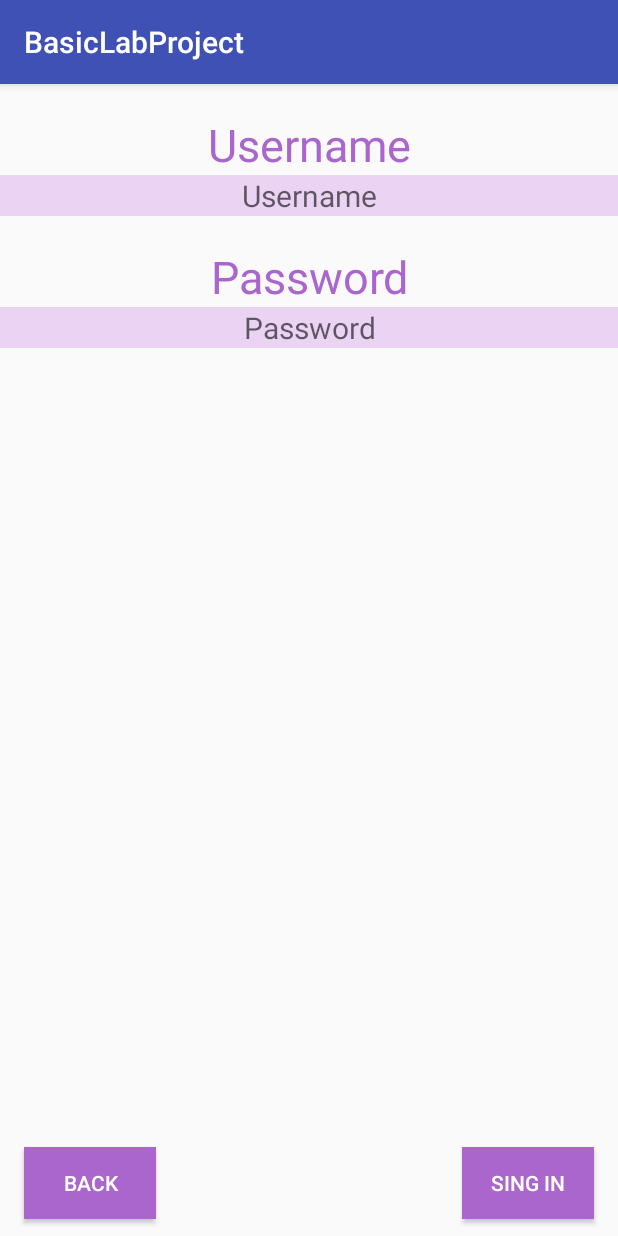
After one commit to Team4SuccessTechnologyofSoftware/BasicLabProject, an Android app: the SignIn screen opened directly, with no data from a screen before it, on a phone screen of 412 x 824 dp. The commit adds this screen. Run offline under Robolectric (Android 15) with nearby library versions, the phone set to English and light mode, and no system bars; our stand-ins replace Volley.

Commit message:
database loginn and login screen

```diff
--- a/app/src/main/AndroidManifest.xml
+++ b/app/src/main/AndroidManifest.xml
@@ -1,7 +1,9 @@
 <?xml version="1.0" encoding="utf-8"?>
 <manifest xmlns:android="http://schemas.android.com/apk/res/android"
     package="com.example.steve.basiclabproject">
-    <uses-permission android:name="android.permission.INTERNET"/>
+
+    <uses-permission android:name="android.permission.INTERNET" />
+
     <application
         android:allowBackup="true"
         android:icon="@mipmap/ic_launcher"
@@ -16,7 +18,8 @@
                 <category android:name="android.intent.category.LAUNCHER" />
             </intent-filter>
         </activity>
-        <activity android:name=".signUpActivity"></activity>
+        <activity android:name=".signUpActivity" />
+        <activity android:name=".SignIn"></activity>
     </application>
 
 </manifest>
--- /dev/null
+++ b/app/src/main/java/com/example/steve/basiclabproject/SignIn.java
@@ -0,0 +1,86 @@
+package com.example.steve.basiclabproject;
+
+import android.support.v7.app.AppCompatActivity;
+import android.os.Bundle;
+import android.view.View;
+import android.widget.Button;
+import android.widget.EditText;
+import android.widget.Toast;
+
+import com.android.volley.Request;
+import com.android.volley.RequestQueue;
+import com.android.volley.Response;
+import com.android.volley.VolleyError;
+import com.android.volley.toolbox.StringRequest;
+import com.android.volley.toolbox.Volley;
+
+import java.util.HashMap;
+import java.util.Map;
+
+public class SignIn extends AppCompatActivity  implements View.OnClickListener {
+
+    private static final String REGISTER_URL = "https://team4success.000webhostapp.com/login_in.php";
+
+
+    public static final String KEY_USERNAME = "Username";
+    public static final String KEY_PASSWORD = "Password";
+
+
+    private EditText editTextUsername;
+    private EditText editTextPassword;
+
+    private Button btn;
+
+    @Override
+    protected void onCreate(Bundle savedInstanceState) {
+        super.onCreate(savedInstanceState);
+        setContentView(R.layout.sign_in_screen);
+        editTextUsername = (EditText) findViewById(R.id.TUserName);
+        editTextPassword = (EditText) findViewById(R.id.TPassword);
+        btn= (Button)findViewById(R.id.signinButton);
+        btn.setOnClickListener(this);
+    }
+
+    public void exit(View view){
+        finish();
+    }
+
+    private void signInUser(){
+        final String username = editTextUsername.getText().toString().trim();
+        final String password = editTextPassword.getText().toString().trim();
+
+        StringRequest stringRequest = new StringRequest(Request.Method.POST, REGISTER_URL,
+                new Response.Listener<String>() {
+                    @Override
+                    public void onResponse(String response) {
+                        Toast.makeText(SignIn.this,response.toString(),Toast.LENGTH_LONG).show();
+                    }
+                },
+                new Response.ErrorListener() {
+                    @Override
+                    public void onErrorResponse(VolleyError error) {
+                        Toast.makeText(SignIn.this,error.toString(),Toast.LENGTH_LONG).show();
+                    }
+                }){
+            @Override
+            protected Map<String,String> getParams(){
+                Map<String,String> params = new HashMap<String, String>();
+                params.put(KEY_USERNAME, username);
+                params.put(KEY_PASSWORD,password);
+                return params;
+            }
+
+        };
+
+        RequestQueue requestQueue = Volley.newRequestQueue(this);
+        requestQueue.add(stringRequest);
+    }
+
+    @Override
+    public void onClick(View v) {
+        if(v == btn){
+            signInUser();
+        }
+    }
+
+    }
--- a/app/src/main/java/com/example/steve/basiclabproject/welcomeScreenActivity.java
+++ b/app/src/main/java/com/example/steve/basiclabproject/welcomeScreenActivity.java
@@ -5,6 +5,8 @@ import android.os.Process;
 import android.support.v7.app.AppCompatActivity;
 import android.os.Bundle;
 import android.view.View;
+import android.widget.EditText;
+
 
 public class welcomeScreenActivity extends AppCompatActivity {
 
@@ -28,4 +30,11 @@ public class welcomeScreenActivity extends AppCompatActivity {
         Process.killProcess(Process.myPid());
         super.onDestroy();
     }
+
+    //
+    public void Sign_In(View view) {
+        Intent intent= new Intent(welcomeScreenActivity.this,SignIn.class);
+       startActivity(intent);
+
+    }
 }
--- a/app/src/main/res/layout/buttongroupviewlayout.xml
+++ b/app/src/main/res/layout/buttongroupviewlayout.xml
@@ -8,6 +8,7 @@
         android:id="@+id/loginButton"
         android:layout_width="wrap_content"
         android:layout_height="wrap_content"
+        android:onClick="Sign_In"
         android:layout_weight="1"
         android:text="Login" />
 
--- /dev/null
+++ b/app/src/main/res/layout/sign_in_screen.xml
@@ -0,0 +1,94 @@
+<?xml version="1.0" encoding="utf-8"?>
+
+
+<LinearLayout
+    android:layout_width="match_parent"
+    android:layout_height="match_parent"
+    xmlns:tools="http://schemas.android.com/tools"
+    android:orientation="vertical"
+    tools:layout_editor_absoluteX="8dp"
+    tools:layout_editor_absoluteY="8dp"
+    xmlns:android="http://schemas.android.com/apk/res/android">
+
+    <LinearLayout
+        android:layout_width="match_parent"
+        android:layout_height="wrap_content"
+        android:orientation="vertical"
+        android:layout_marginTop="20dp">
+        <TextView
+            android:layout_width="match_parent"
+            android:layout_height="wrap_content"
+            android:textAlignment="center"
+            android:textColor="@android:color/holo_purple"
+            android:text="Username"
+            android:textSize="30dp"/>
+         <EditText
+             android:id="@+id/TUserName"
+             android:layout_width="match_parent"
+             android:layout_height="wrap_content"
+             android:background="#EBD3F4"
+             android:textAlignment="center"
+             android:textSize="20dp"
+             android:hint="Username"/>
+
+    </LinearLayout>
+
+    <LinearLayout
+        android:layout_width="match_parent"
+        android:layout_height="wrap_content"
+        android:orientation="vertical"
+        android:layout_marginTop="20dp">
+        <TextView
+            android:layout_width="match_parent"
+            android:layout_height="wrap_content"
+            android:textAlignment="center"
+            android:textColor="@android:color/holo_purple"
+            android:text="Password"
+            android:textSize="30dp"/>
+        <EditText
+            android:id="@+id/TPassword"
+            android:layout_width="match_parent"
+            android:layout_height="wrap_content"
+            android:background="#EBD3F4"
+            android:textAlignment="center"
+            android:textSize="20dp"
+            android:hint="Password"/>
+
+    </LinearLayout>
+
+    <RelativeLayout
+        android:layout_width="match_parent"
+        android:layout_height="match_parent"
+        android:orientation="horizontal">
+        <Button
+            android:layout_width="wrap_content"
+            android:layout_height="wrap_content"
+            android:text="Sing in"
+            android:textAlignment="center"
+            android:layout_marginBottom="11dp"
+            android:layout_alignParentBottom="true"
+            android:layout_alignParentRight="true"
+            android:layout_alignParentEnd="true"
+            android:textColor="@android:color/white"
+            android:background="@android:color/holo_purple"
+            android:layout_marginRight="16dp"
+            android:layout_marginEnd="16dp"
+            android:id="@+id/signinButton" />
+        <Button
+            android:layout_width="wrap_content"
+            android:layout_height="wrap_content"
+            android:text="Back"
+            android:textAlignment="center"
+            android:layout_alignBaseline="@+id/btnBack"
+            android:layout_alignBottom="@+id/signinButton"
+            android:layout_alignParentLeft="true"
+            android:layout_alignParentStart="true"
+            android:textColor="@android:color/white"
+            android:background="@android:color/holo_purple"
+            android:layout_marginLeft="16dp"
+            android:layout_marginStart="16dp" />
+
+    </RelativeLayout>
+
+
+    </LinearLayout>
```
